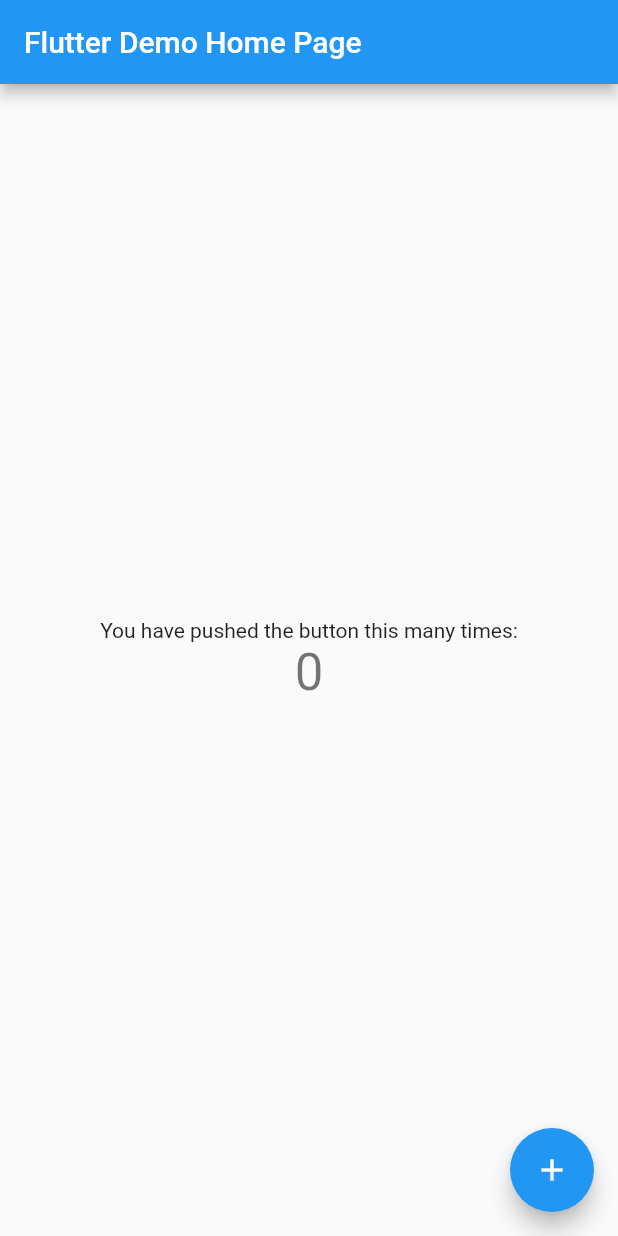
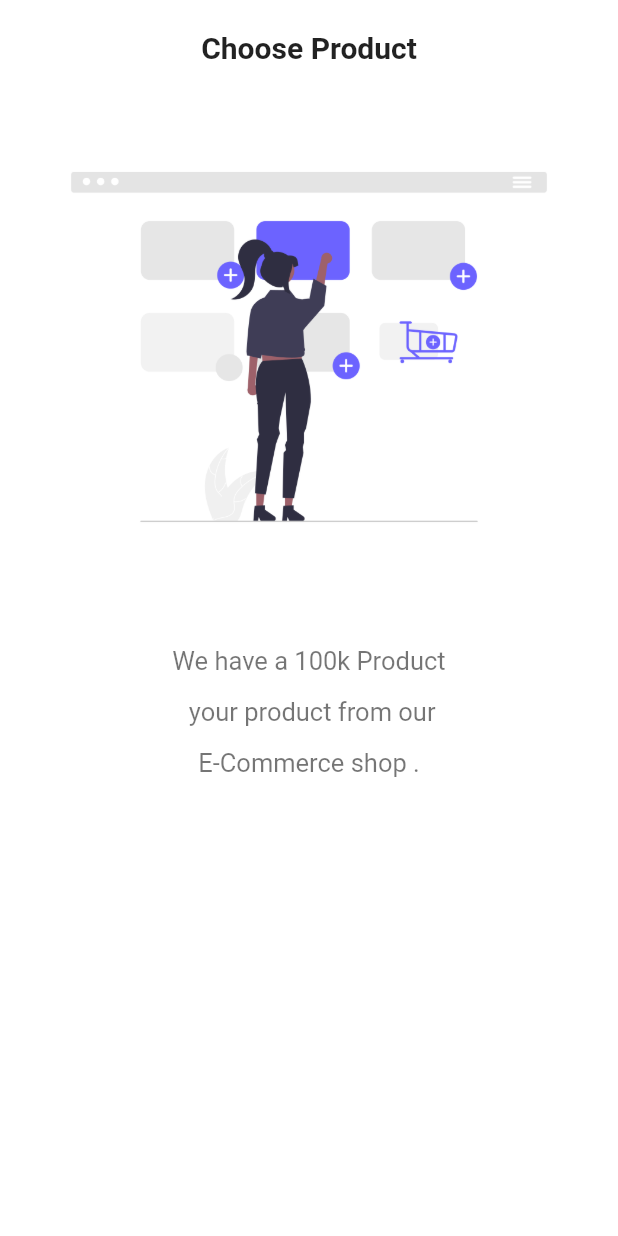
Before and after one commit to mostafawa7ed/E_commerce, a Flutter app: the screen it shows after launch, on a phone screen of 412 x 824 dp. Run offline on Flutter 3.47's test engine with Material 2 defaults, Android fonts, the phone set to English and light mode, and no system bars; our stand-ins replace get.

Commit message:
Onbording design

```diff
--- /dev/null
+++ b/lib/core/constant/Colors.dart
@@ -0,0 +1,7 @@
+import 'package:flutter/material.dart';
+
+class AppColor {
+  static const Color grey = Color(0xff515151);
+  static const Color white = Colors.white;
+  static const Color black54 = Colors.black54;
+}
--- /dev/null
+++ b/lib/core/constant/imageassets.dart
@@ -0,0 +1,7 @@
+class ImageAssets {
+  static const String rootImage = "assets/images";
+  static const String OnBordingImageOne = "$rootImage/cardorder.png";
+  static const String OnBordingImageTow = "$rootImage/cardorder.png";
+  static const String OnBordingImageThree = "$rootImage/cardorder.png";
+  static const String OnBordingImageFour = "$rootImage/cardorder.png";
+}
--- /dev/null
+++ b/lib/data/datasource/static/static.dart
@@ -0,0 +1,25 @@
+import '../../../core/constant/imageassets.dart';
+import '../../model/OnBordingmodel.dart';
+
+List<OnBordingModel> onBordingModelList = [
+  OnBordingModel(
+      title: "Choose Product",
+      image: ImageAssets.OnBordingImageOne,
+      body:
+          "We have a 100k Product \n your product from our \nE-Commerce shop ."),
+  OnBordingModel(
+      title: "Easy Checkout & safe Payment",
+      image: ImageAssets.OnBordingImageOne,
+      body:
+          "Easy Checkout & safe Payment method Trusted by our Customers from all over world"),
+  OnBordingModel(
+      title: "Track Your Order ",
+      image: ImageAssets.OnBordingImageOne,
+      body:
+          "We have a 100k Product \n your product from our \nE-Commerce shop ."),
+  OnBordingModel(
+      title: "Fast Delivery",
+      image: ImageAssets.OnBordingImageOne,
+      body:
+          "We have a 100k Product \n your product from our \nE-Commerce shop ."),
+];
--- /dev/null
+++ b/lib/data/model/OnBordingmodel.dart
@@ -0,0 +1,7 @@
+class OnBordingModel {
+  final String? title;
+  final String? image;
+  final String? body;
+
+  OnBordingModel({this.title, this.image, this.body});
+}
--- a/lib/main.dart
+++ b/lib/main.dart
@@ -1,4 +1,6 @@
+import 'package:app/views/screens/OnBoading.dart';
 import 'package:flutter/material.dart';
+import 'package:get/get.dart';
 
 void main() {
   runApp(const MyApp());
@@ -6,109 +8,13 @@
 
 class MyApp extends StatelessWidget {
   const MyApp({super.key});
-
-  // This widget is the root of your application.
   @override
   Widget build(BuildContext context) {
-    return MaterialApp(
-      title: 'Flutter Demo',
-      theme: ThemeData(
-        // This is the theme of your application.
-        // Try running your application with "flutter run". You'll see the
-        // application has a blue toolbar. Then, without quitting the app, try
-        // changing the primarySwatch below to Colors.green and then invoke
-        // "hot reload" (press "r" in the console where you ran "flutter run",
-        // or simply save your changes to "hot reload" in a Flutter IDE).
-        // Notice that the counter didn't reset back to zero; the application
-        // is not restarted.
-        primarySwatch: Colors.blue,
-      ),
-      home: const MyHomePage(title: 'Flutter Demo Home Page'),
+    // TODO: implement build
+    return GetMaterialApp(
+      title: "E-CommerceApp",
+      theme: ThemeData(primarySwatch: Colors.blue),
+      home: const OnBoading(),
     );
   }
 }
-
-class MyHomePage extends StatefulWidget {
-  const MyHomePage({super.key, required this.title});
-
-  // This widget is the home page of your application. It is stateful, meaning
-  // that it has a State object (defined below) that contains fields that affect
-  // how it looks.
-
-  // This class is the configuration for the state. It holds the values (in this
-  // case the title) provided by the parent (in this case the App widget) and
-  // used by the build method of the State. Fields in a Widget subclass are
-  // always marked "final".
-
-  final String title;
-
-  @override
-  State<MyHomePage> createState() => _MyHomePageState();
-}
-
-class _MyHomePageState extends State<MyHomePage> {
-  int _counter = 0;
-
-  void _incrementCounter() {
-    setState(() {
-      // This call to setState tells the Flutter framework that something has
-      // changed in this State, which causes it to rerun the build method below
-      // so that the display can reflect the updated values. If we changed
-      // _counter without calling setState(), then the build method would not be
-      // called again, and so nothing would appear to happen.
-      _counter++;
-    });
-  }
-
-  @override
-  Widget build(BuildContext context) {
-    // This method is rerun every time setState is called, for instance as done
-    // by the _incrementCounter method above.
-    //
-    // The Flutter framework has been optimized to make rerunning build methods
-    // fast, so that you can just rebuild anything that needs updating rather
-    // than having to individually change instances of widgets.
-    return Scaffold(
-      appBar: AppBar(
-        // Here we take the value from the MyHomePage object that was created by
-        // the App.build method, and use it to set our appbar title.
-        title: Text(widget.title),
-      ),
-      body: Center(
-        // Center is a layout widget. It takes a single child and positions it
-        // in the middle of the parent.
-        child: Column(
-          // Column is also a layout widget. It takes a list of children and
-          // arranges them vertically. By default, it sizes itself to fit its
-          // children horizontally, and tries to be as tall as its parent.
-          //
-          // Invoke "debug painting" (press "p" in the console, choose the
-          // "Toggle Debug Paint" action from the Flutter Inspector in Android
-          // Studio, or the "Toggle Debug Paint" command in Visual Studio Code)
-          // to see the wireframe for each widget.
-          //
-          // Column has various properties to control how it sizes itself and
-          // how it positions its children. Here we use mainAxisAlignment to
-          // center the children vertically; the main axis here is the vertical
-          // axis because Columns are vertical (the cross axis would be
-          // horizontal).
-          mainAxisAlignment: MainAxisAlignment.center,
-          children: <Widget>[
-            const Text(
-              'You have pushed the button this many times:',
-            ),
-            Text(
-              '$_counter',
-              style: Theme.of(context).textTheme.headlineMedium,
-            ),
-          ],
-        ),
-      ),
-      floatingActionButton: FloatingActionButton(
-        onPressed: _incrementCounter,
-        tooltip: 'Increment',
-        child: const Icon(Icons.add),
-      ), // This trailing comma makes auto-formatting nicer for build methods.
-    );
-  }
-}
--- /dev/null
+++ b/lib/views/screens/OnBoading.dart
@@ -0,0 +1,47 @@
+import 'package:flutter/cupertino.dart';
+import 'package:flutter/material.dart';
+
+import '../../core/constant/Colors.dart';
+import '../../data/datasource/static/static.dart';
+
+class OnBoading extends StatelessWidget {
+  const OnBoading({Key? key}) : super(key: key);
+
+  @override
+  Widget build(BuildContext context) {
+    return Scaffold(
+        backgroundColor: AppColor.white,
+        body: SafeArea(
+          child: PageView.builder(
+              itemCount: onBordingModelList.length,
+              itemBuilder: (context, i) {
+                return Column(
+                  children: [
+                    SizedBox(
+                      height: 20,
+                    ),
+                    Text("${onBordingModelList[i].title}",
+                        style: const TextStyle(
+                            fontSize: 20, fontWeight: FontWeight.bold)),
+                    SizedBox(
+                      height: 40,
+                    ),
+                    Image.asset("${onBordingModelList[i].image}"),
+                    SizedBox(
+                      height: 40,
+                    ),
+                    Container(
+                      child: Text("${onBordingModelList[i].body}",
+                          textAlign: TextAlign.center,
+                          style: TextStyle(
+                              height: 2,
+                              color: AppColor.black54,
+                              fontSize: 17)),
+                      width: double.infinity,
+                    )
+                  ],
+                );
+              }),
+        ));
+  }
+}
```
Also changed, not shown: pubspec.yaml (+8 -6 lines), assets/fonts/Cairo/Cairo-Black.ttf (added), assets/fonts/Cairo/Cairo-Bold.ttf (added), assets/fonts/Cairo/Cairo-ExtraBold.ttf (added), assets/fonts/Cairo/Cairo-ExtraLight.ttf (added), assets/fonts/Cairo/Cairo-Light.ttf (added), assets/fonts/Cairo/Cairo-Medium.ttf (added), assets/fonts/Cairo/Cairo-Regular.ttf (added), assets/fonts/Cairo/Cairo-SemiBold.ttf (added), assets/images/card.png (added), assets/images/cardorder.png (added), assets/images/payment.png (added).
